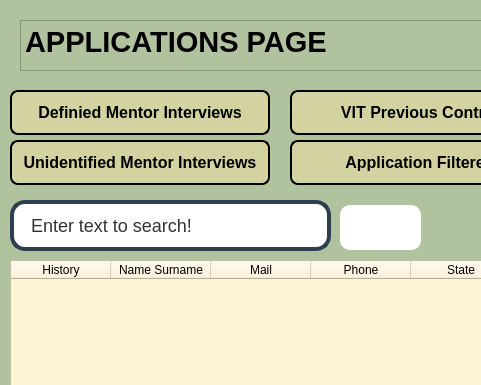
The window that UIs/applicationspage.ui (werhereitacademy/Python-Module-Week7) describes before a commit, drawn with Qt 5; both pictures show x 0 to 481 and y 0 to 385 of the 1000 by 600 pixel window.
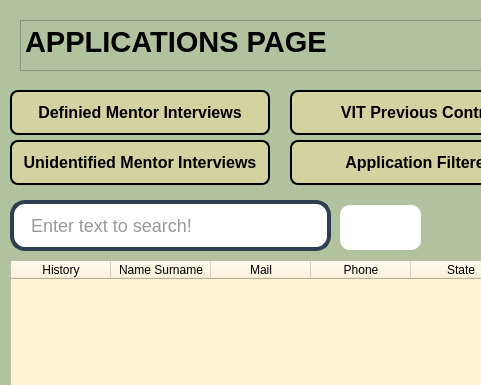
The same window after the commit. Icons and pictures are not drawn.

```diff
--- a/UIs/applicationspage.ui
+++ b/UIs/applicationspage.ui
@@ -10,6 +10,24 @@
     <height>600</height>
    </rect>
   </property>
+  <property name="sizePolicy">
+   <sizepolicy hsizetype="Fixed" vsizetype="Fixed">
+    <horstretch>0</horstretch>
+    <verstretch>0</verstretch>
+   </sizepolicy>
+  </property>
+  <property name="minimumSize">
+   <size>
+    <width>1000</width>
+    <height>600</height>
+   </size>
+  </property>
+  <property name="maximumSize">
+   <size>
+    <width>1000</width>
+    <height>600</height>
+   </size>
+  </property>
   <property name="windowTitle">
    <string>Dialog</string>
   </property>
@@ -136,6 +154,9 @@
 </string>
    </property>
    <property name="text">
+    <string/>
+   </property>
+   <property name="placeholderText">
     <string> Enter text to search!</string>
    </property>
   </widget>
```
Left out of the diff: 11 changed lines with no effect on the pictures.
